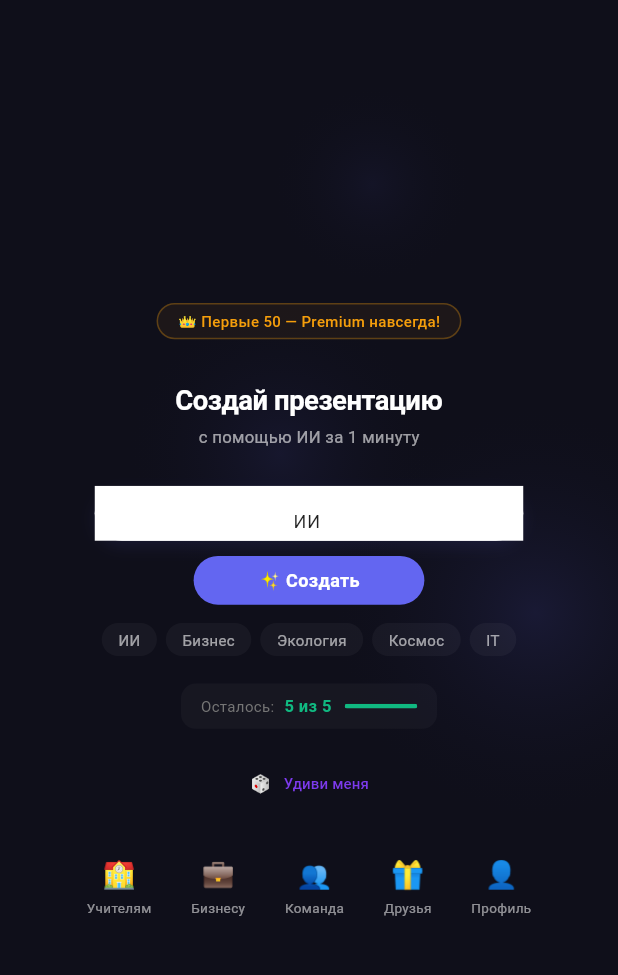
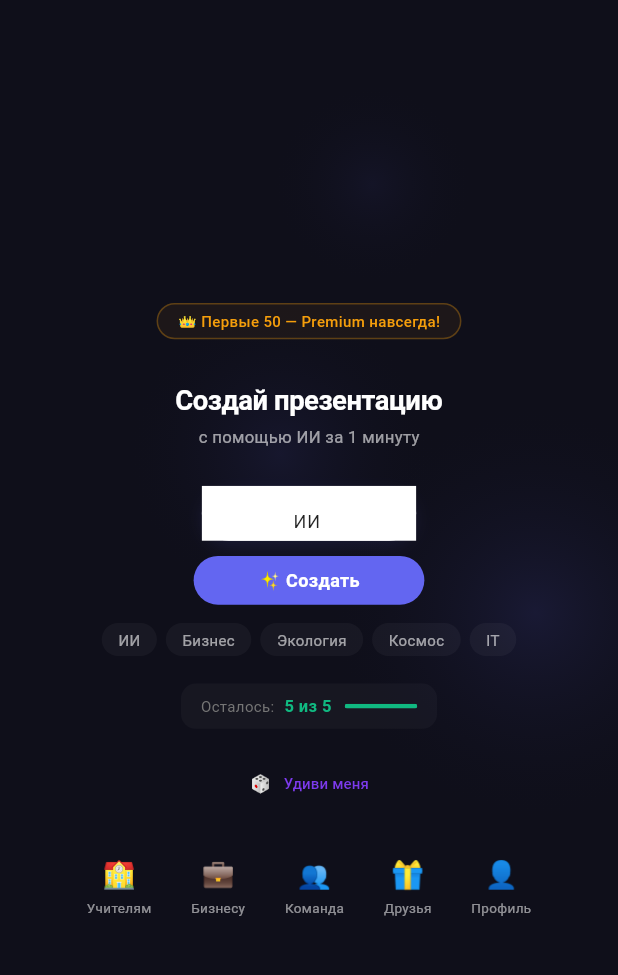
Before and after one commit to maximzhankevich1993/presentation-ai-flutter, a Flutter app: the screen it shows after launch, after a tap on "ИИ", on a phone screen of 412 x 824 dp, the part 56-1031 px from its top. Run offline on Flutter 3.47's test engine with Material 3 defaults, Android fonts, the light colour scheme and no system bars; our stand-ins replace dio, flutter_screenutil, image_picker, share_plus, shared_preferences; Roboto replaces fonts that are missing (Montserrat).

Commit message:
Update home_screen.dart

```diff
--- a/lib/screens/home_screen.dart
+++ b/lib/screens/home_screen.dart
@@ -109,7 +109,11 @@ class _HomeScreenState extends State<HomeScreen> with TickerProviderStateMixin {
                     onTap: _showVip,
                     child: Container(
                       padding: EdgeInsets.symmetric(horizontal: 12.w, vertical: 4.h),
-                      decoration: BoxDecoration(border: Border.all(color: const Color(0xFFF59E0B).withOpacity(0.3)), borderRadius: BorderRadius.circular(20), color: const Color(0xFFF59E0B).withOpacity(0.06)),
+                      decoration: BoxDecoration(
+                        border: Border.all(color: const Color(0xFFF59E0B).withOpacity(0.3)),
+                        borderRadius: BorderRadius.circular(20),
+                        color: const Color(0xFFF59E0B).withOpacity(0.06),
+                      ),
                       child: const Text('👑 Первые 50 — Premium навсегда!', style: TextStyle(color: Color(0xFFF59E0B), fontSize: 10, fontWeight: FontWeight.w500)),
                     ),
                   ),
@@ -119,12 +123,13 @@ class _HomeScreenState extends State<HomeScreen> with TickerProviderStateMixin {
                 SizedBox(height: 3.h),
                 Text('с помощью ИИ за 1 минуту', style: TextStyle(fontSize: 11.sp, color: Colors.white60, letterSpacing: 0.2)),
                 SizedBox(height: 24.h),
-                // Поле ввода
-                Container(
-                  width: 260.w, height: 36.h,
+                // Поле ввода — iOS-стиль, уменьшено в 2 раза
+                Center(
+                  child: Container(
+                    width: 130.w, height: 36.h,
                     decoration: BoxDecoration(
                       color: Colors.white,
-                    borderRadius: BorderRadius.circular(25),
+                      borderRadius: BorderRadius.circular(18),
                       boxShadow: [BoxShadow(color: const Color(0xFF6366F1).withOpacity(0.1), blurRadius: 8, offset: const Offset(0, 4))],
                     ),
                     child: TextField(
@@ -135,9 +140,10 @@ class _HomeScreenState extends State<HomeScreen> with TickerProviderStateMixin {
                         hintText: 'О чём презентация?',
                         hintStyle: TextStyle(color: Colors.grey[400], fontSize: 12),
                         border: InputBorder.none,
-                      contentPadding: EdgeInsets.symmetric(horizontal: 16.w),
+                        contentPadding: EdgeInsets.symmetric(horizontal: 12.w),
                       ),
                       onSubmitted: (_) => _generate(),
+                    ),
                   ),
                 ),
                 SizedBox(height: 10.h),
@@ -159,7 +165,11 @@ class _HomeScreenState extends State<HomeScreen> with TickerProviderStateMixin {
                   cursor: SystemMouseCursors.click,
                   child: GestureDetector(
                     onTap: () { _topicController.text = e; },
-                    child: Container(padding: EdgeInsets.symmetric(horizontal: 10.w, vertical: 4.h), decoration: BoxDecoration(color: Colors.white.withOpacity(0.04), borderRadius: BorderRadius.circular(14)), child: Text(e, style: TextStyle(fontSize: 10, color: Colors.white60))),
+                    child: Container(
+                      padding: EdgeInsets.symmetric(horizontal: 10.w, vertical: 4.h),
+                      decoration: BoxDecoration(color: Colors.white.withOpacity(0.04), borderRadius: BorderRadius.circular(14)),
+                      child: Text(e, style: TextStyle(fontSize: 10, color: Colors.white60)),
+                    ),
                   ),
                 )).toList()),
                 SizedBox(height: 18.h),
@@ -176,10 +186,8 @@ class _HomeScreenState extends State<HomeScreen> with TickerProviderStateMixin {
                   ),
                 ),
                 SizedBox(height: 24.h),
-                // Иконки — собраны к центру с одинаковыми отступами
-                Row(
-                  mainAxisAlignment: MainAxisAlignment.center,
-                  children: [
+                // Иконки — iOS-стиль, собраны к центру
+                Row(mainAxisAlignment: MainAxisAlignment.center, children: [
                   _navItem('🏫', 'Учителям', _showTeacher),
                   SizedBox(width: 24.w),
                   _navItem('💼', 'Бизнесу', _showCorporate),
@@ -189,8 +197,7 @@ class _HomeScreenState extends State<HomeScreen> with TickerProviderStateMixin {
                   _navItem('🎁', 'Друзья', _showReferral),
                   SizedBox(width: 24.w),
                   _navItem('👤', 'Профиль', _showProfile),
-                  ],
-                ),
+                ]),
                 SizedBox(height: 20.h),
               ]),
             ),
```
Lines whose indentation alone changed are shown as unchanged.
